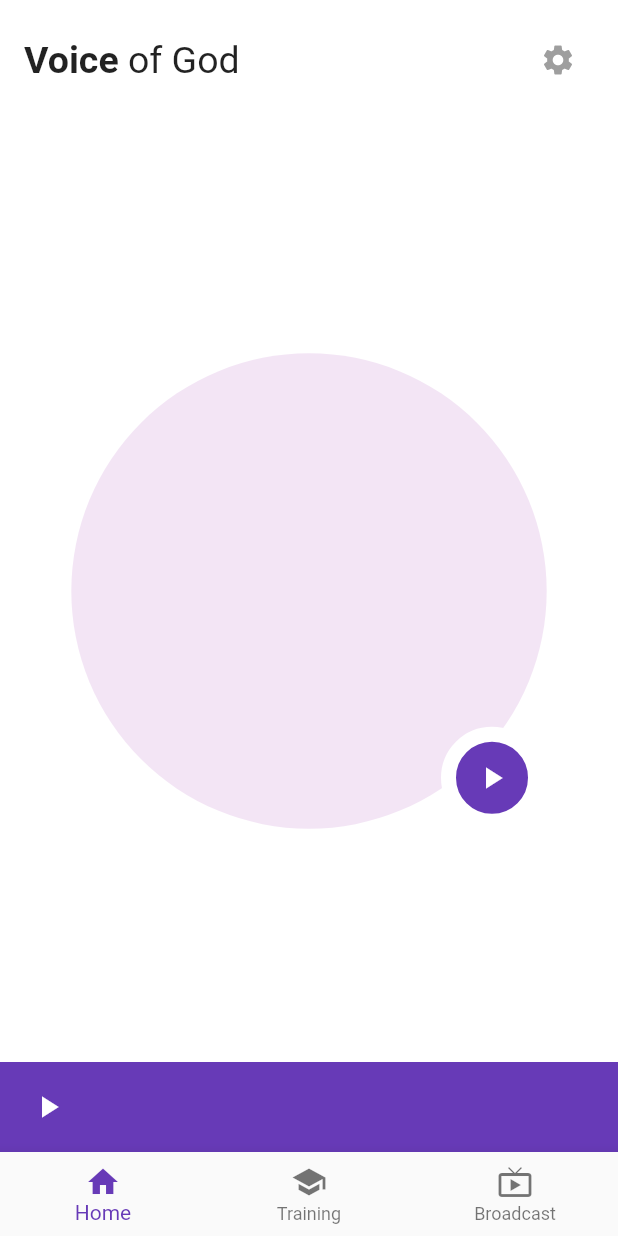
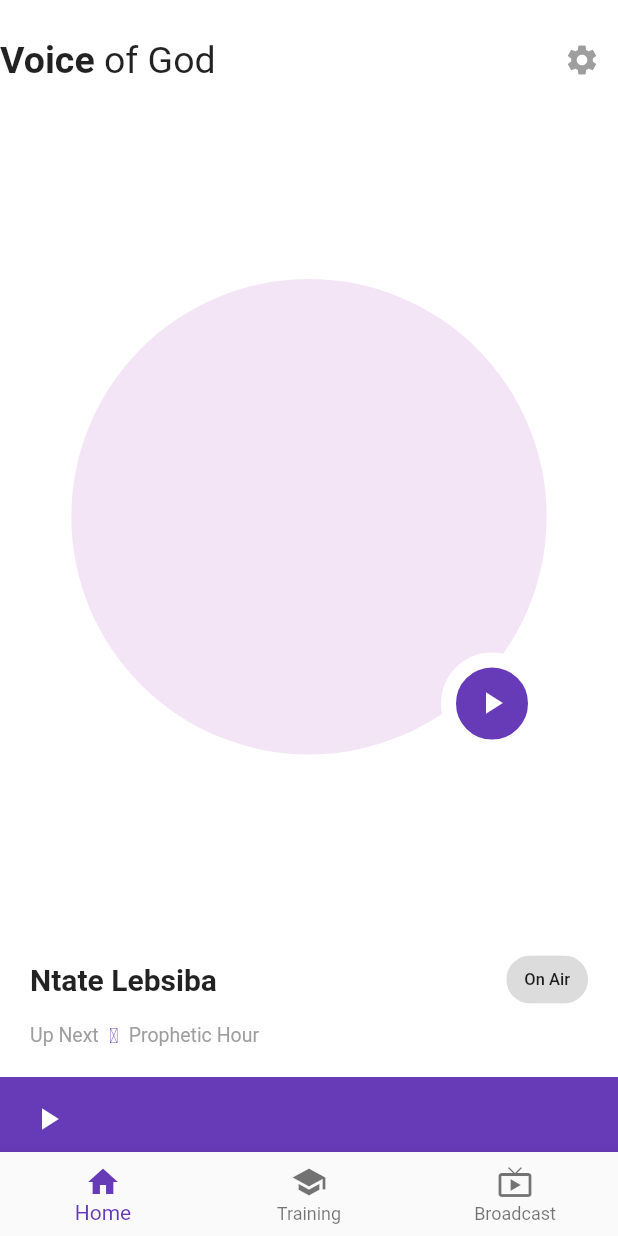
Before and after one commit to ntholi/voice_of_god_mobile, a Flutter app: the screen it shows after launch, on a phone screen of 412 x 824 dp. Run offline on Flutter 3.47's test engine with Material 2 defaults, Android fonts, the light colour scheme and no system bars; our stand-ins replace just_audio.

Commit message:
Add On Air label

```diff
--- a/lib/view/home/home_header.dart
+++ b/lib/view/home/home_header.dart
@@ -6,7 +6,7 @@ class HomeHeader extends StatelessWidget {
   @override
   Widget build(BuildContext context) {
     return Padding(
-      padding: const EdgeInsets.symmetric(horizontal: 16, vertical: 16),
+      padding: const EdgeInsets.symmetric(vertical: 16),
       child: Row(
         mainAxisAlignment: MainAxisAlignment.spaceBetween,
         children: [
--- a/lib/view/home/home_screen.dart
+++ b/lib/view/home/home_screen.dart
@@ -43,8 +43,51 @@ class HomeScreen extends StatelessWidget {
                 )
               ],
             ),
+            Column(
+              children: [
+                Padding(
+                  padding: const EdgeInsets.all(20),
+                  child: Column(children: [
+                    Row(
+                      mainAxisAlignment: MainAxisAlignment.spaceBetween,
+                      children: const [
+                        Text(
+                          "Ntate Lebsiba",
+                          style: TextStyle(
+                            fontSize: 20,
+                            fontWeight: FontWeight.w600,
+                          ),
+                        ),
+                        Chip(
+                            labelStyle: TextStyle(fontSize: 11),
+                            label: Text("On Air")),
+                      ],
+                    ),
+                    const SizedBox(height: 5),
+                    Row(children: [
+                      Text(
+                        "Up Next",
+                        style: TextStyle(color: Colors.grey, fontSize: 13),
+                      ),
                       Container(
-              height: 60,
+                        width: 20,
+                        alignment: AlignmentDirectional.center,
+                        child: Text(
+                          "\u2981",
+                          style: TextStyle(
+                            color: Colors.deepPurple,
+                          ),
+                        ),
+                      ),
+                      Text(
+                        "Prophetic Hour",
+                        style: TextStyle(color: Colors.grey, fontSize: 13),
+                      ),
+                    ]),
+                  ]),
+                ),
+                Container(
+                  height: 50,
                   decoration: const BoxDecoration(
                     color: Colors.deepPurple,
                   ),
@@ -59,6 +102,8 @@ class HomeScreen extends StatelessWidget {
                 ),
               ],
             ),
+          ],
+        ),
       ),
       bottomNavigationBar: const BottomNavigation(),
     );
```
Lines whose indentation alone changed are shown as unchanged.
